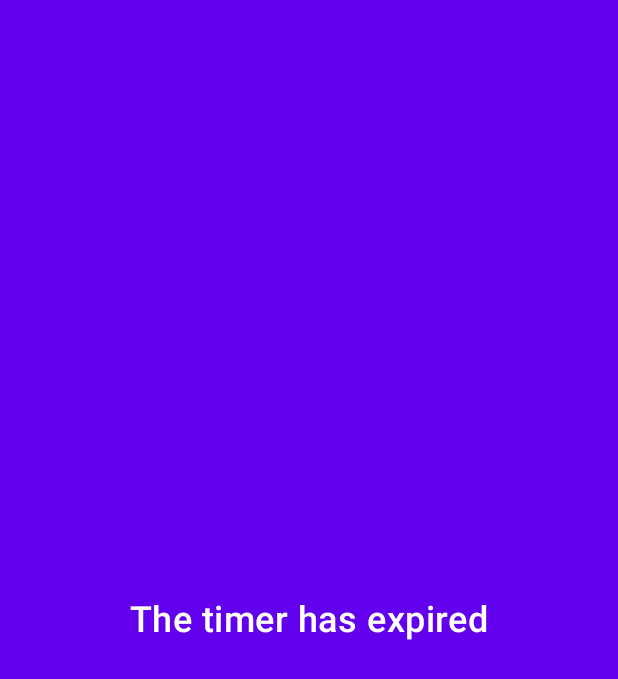
After one commit to jackb32222/dietTracker, an Android app: the AlarmActivity screen opened directly, with no data from a screen before it, on a phone screen of 412 x 824 dp. The commit adds this screen. Shown: the top 679 px of the screen. Run offline under Robolectric (Android 15) with nearby library versions, the phone set to English and light mode, and no system bars; our stand-ins replace Dagger/Hilt's generated code.

Commit message:
update timer

```diff
--- a/app/src/main/AndroidManifest.xml
+++ b/app/src/main/AndroidManifest.xml
@@ -29,6 +29,12 @@
             android:screenOrientation="portrait"
             tools:ignore="LockedOrientationActivity" />
 
+        <activity android:name=".ui.AlarmActivity">
+            <meta-data
+                android:name="android.support.PARENT_ACTIVITY"
+                android:value=".ui.DietActivity" />
+        </activity>
+
         <service android:name=".service.TimerService" />
 
         <receiver
--- a/app/src/main/java/com/diet/tracker/notification/DietNotificationManager.kt
+++ b/app/src/main/java/com/diet/tracker/notification/DietNotificationManager.kt
@@ -58,7 +58,6 @@ class DietNotificationManager(private val context: Context) {
             .setContentText(context.getString(R.string.timer_message))
             .setSmallIcon(R.mipmap.ic_launcher)
             .setPriority(NotificationCompat.PRIORITY_HIGH)
-            .setContentIntent(pendingIntent)
             .build()
 
         notificationManager.notify(Random.nextInt(), notification)
--- /dev/null
+++ b/app/src/main/java/com/diet/tracker/ui/AlarmActivity.kt
@@ -0,0 +1,27 @@
+package com.diet.tracker.ui
+
+import android.media.RingtoneManager
+import android.net.Uri
+import android.os.Bundle
+import androidx.appcompat.app.AppCompatActivity
+import com.diet.tracker.R
+import com.diet.tracker.notification.DietNotificationManager
+import dagger.hilt.android.AndroidEntryPoint
+import javax.inject.Inject
+
+@AndroidEntryPoint
+class AlarmActivity: AppCompatActivity() {
+
+    @Inject lateinit var notificationManager: DietNotificationManager
+
+    override fun onCreate(savedInstanceState: Bundle?) {
+        super.onCreate(savedInstanceState)
+        setContentView(R.layout.activity_timer)
+
+        notificationManager.showAlarmNotification()
+
+        val notification: Uri = RingtoneManager.getDefaultUri(RingtoneManager.TYPE_NOTIFICATION)
+        val r = RingtoneManager.getRingtone(applicationContext, notification)
+        r.play()
+    }
+}
--- a/app/src/main/java/com/diet/tracker/ui/custom/TimerView.kt
+++ b/app/src/main/java/com/diet/tracker/ui/custom/TimerView.kt
@@ -69,12 +69,12 @@ class TimerView(context: Context, attrs: AttributeSet?) : RelativeLayout(context
         sliderTimerValue.apply {
             valueFrom = 0f
             valueTo = TimeUnit.HOURS.toMillis(8).toFloat()
+            addOnChangeListener(this@TimerView)
         }
 
         btnStart.setOnClickListener { start(durationMs()) }
         btnPause.setOnClickListener { pause() }
         btnReset.setOnClickListener { reset() }
-        sliderTimerValue.addOnChangeListener(this)
 
         initTimer()
     }
@@ -93,7 +93,6 @@ class TimerView(context: Context, attrs: AttributeSet?) : RelativeLayout(context
                 liveDataTimer.removeObserver(this)
                 isRunning = timer.isRunning()
                 remainingTime = timer.getRemainingTime()
-
                 if (isRunning) start(remainingTime, resume = true)
             }
         })
@@ -130,7 +129,7 @@ class TimerView(context: Context, attrs: AttributeSet?) : RelativeLayout(context
         }
     }
 
-    private fun durationMs() = 30_000L //sliderTimerValue.value.toLong()
+    private fun durationMs() = 10_000L //sliderTimerValue.value.toLong()
 
     override fun onValueChange(slider: Slider, value: Float, fromUser: Boolean) {
         remainingText = value.toLong().parseToString()
--- a/app/src/main/res/layout/activity_timer.xml
+++ b/app/src/main/res/layout/activity_timer.xml
@@ -1,10 +1,16 @@
 <?xml version="1.0" encoding="utf-8"?>
-<androidx.constraintlayout.widget.ConstraintLayout xmlns:android="http://schemas.android.com/apk/res/android"
-    xmlns:app="http://schemas.android.com/apk/res-auto"
-    xmlns:tools="http://schemas.android.com/tools"
+<RelativeLayout xmlns:android="http://schemas.android.com/apk/res/android"
     android:layout_width="match_parent"
     android:layout_height="match_parent"
-    tools:context=".activity_timer">
+    android:background="?colorPrimary">
 
+    <com.google.android.material.textview.MaterialTextView
+        style="@style/TextAppearance.MaterialComponents.Headline6"
+        android:layout_width="wrap_content"
+        android:layout_height="wrap_content"
+        android:layout_centerInParent="true"
+        android:text="@string/timer_message"
+        android:textColor="@color/white"
+        android:textSize="24sp" />
 
-</androidx.constraintlayout.widget.ConstraintLayout>
+</RelativeLayout>
```
Also changed, not shown: app/src/main/java/com/diet/tracker/notification/DietAlarmManager.kt (+4 -7 lines).
